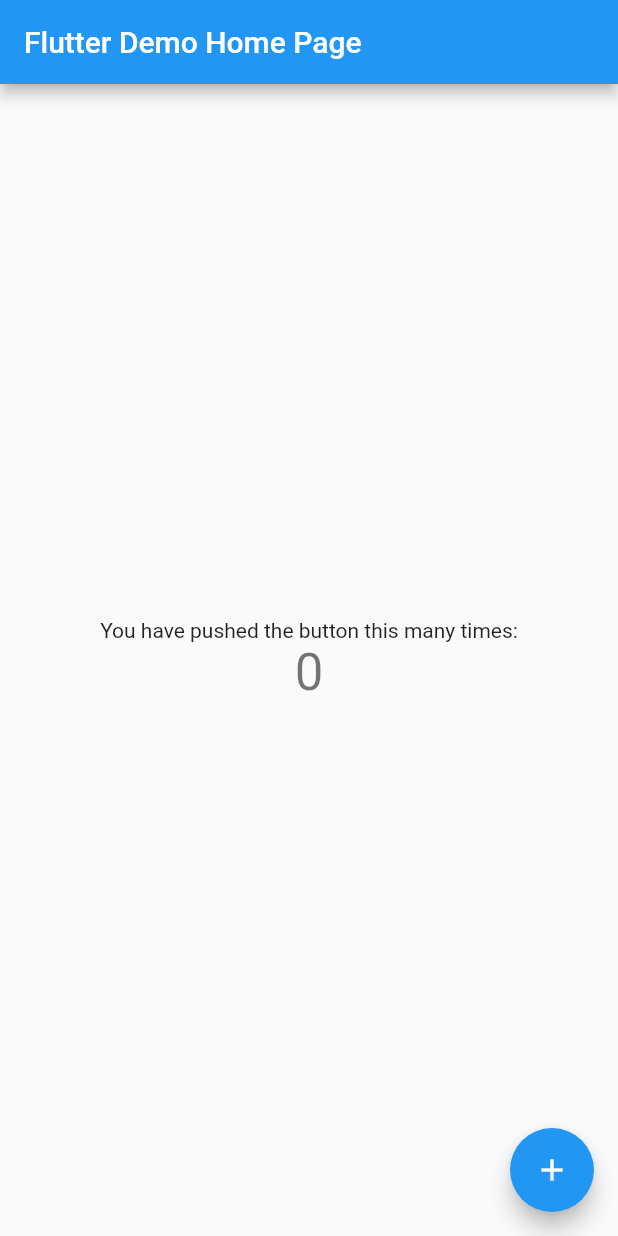
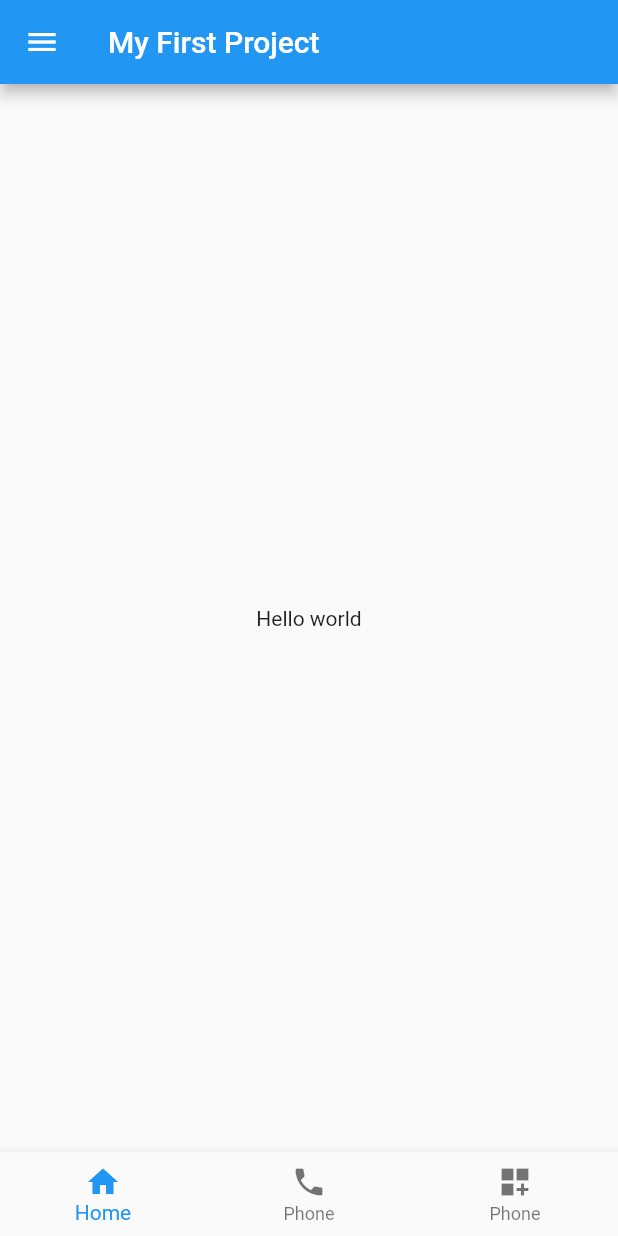
Before and after one commit to kritsanaraka/flutter_application_1, a Flutter app: the screen it shows after launch, on a phone screen of 412 x 824 dp. Run offline on Flutter 3.47's test engine with Material 2 defaults, Android fonts, the phone set to English and light mode, and no system bars.

Commit message:
แก้ main

```diff
--- a/lib/main.dart
+++ b/lib/main.dart
@@ -1,113 +1,31 @@
 import 'package:flutter/material.dart';
 
 void main() {
-  runApp(MyApp());
-}
-
-class MyApp extends StatelessWidget {
-  // This widget is the root of your application.
-  @override
-  Widget build(BuildContext context) {
-    return MaterialApp(
-      title: 'Flutter Demo',
-      theme: ThemeData(
-        // This is the theme of your application.
-        //
-        // Try running your application with "flutter run". You'll see the
-        // application has a blue toolbar. Then, without quitting the app, try
-        // changing the primarySwatch below to Colors.green and then invoke
-        // "hot reload" (press "r" in the console where you ran "flutter run",
-        // or simply save your changes to "hot reload" in a Flutter IDE).
-        // Notice that the counter didn't reset back to zero; the application
-        // is not restarted.
-        primarySwatch: Colors.blue,
-      ),
-      home: MyHomePage(title: 'Flutter Demo Home Page'),
-    );
-  }
-}
-
-class MyHomePage extends StatefulWidget {
-  MyHomePage({Key key, this.title}) : super(key: key);
-
-  // This widget is the home page of your application. It is stateful, meaning
-  // that it has a State object (defined below) that contains fields that affect
-  // how it looks.
-
-  // This class is the configuration for the state. It holds the values (in this
-  // case the title) provided by the parent (in this case the App widget) and
-  // used by the build method of the State. Fields in a Widget subclass are
-  // always marked "final".
-
-  final String title;
-
-  @override
-  _MyHomePageState createState() => _MyHomePageState();
-}
-
-class _MyHomePageState extends State<MyHomePage> {
-  int _counter = 0;
-
-  void _incrementCounter() {
-    setState(() {
-      // This call to setState tells the Flutter framework that something has
-      // changed in this State, which causes it to rerun the build method below
-      // so that the display can reflect the updated values. If we changed
-      // _counter without calling setState(), then the build method would not be
-      // called again, and so nothing would appear to happen.
-      _counter++;
-    });
-  }
-
-  @override
-  Widget build(BuildContext context) {
-    // This method is rerun every time setState is called, for instance as done
-    // by the _incrementCounter method above.
-    //
-    // The Flutter framework has been optimized to make rerunning build methods
-    // fast, so that you can just rebuild anything that needs updating rather
-    // than having to individually change instances of widgets.
-    return Scaffold(
+  runApp(MaterialApp(
+    home: Scaffold(
+      drawer: Drawer(),
       appBar: AppBar(
-        // Here we take the value from the MyHomePage object that was created by
-        // the App.build method, and use it to set our appbar title.
-        title: Text(widget.title),
+        title: Text("My First Project"),
       ),
       body: Center(
-        // Center is a layout widget. It takes a single child and positions it
-        // in the middle of the parent.
-        child: Column(
-          // Column is also a layout widget. It takes a list of children and
-          // arranges them vertically. By default, it sizes itself to fit its
-          // children horizontally, and tries to be as tall as its parent.
-          //
-          // Invoke "debug painting" (press "p" in the console, choose the
-          // "Toggle Debug Paint" action from the Flutter Inspector in Android
-          // Studio, or the "Toggle Debug Paint" command in Visual Studio Code)
-          // to see the wireframe for each widget.
-          //
-          // Column has various properties to control how it sizes itself and
-          // how it positions its children. Here we use mainAxisAlignment to
-          // center the children vertically; the main axis here is the vertical
-          // axis because Columns are vertical (the cross axis would be
-          // horizontal).
-          mainAxisAlignment: MainAxisAlignment.center,
-          children: <Widget>[
-            Text(
-              'You have pushed the button this many times:',
+        child: Text("Hello world"),
+      ),
+      bottomNavigationBar: BottomNavigationBar(
+        items: [
+          BottomNavigationBarItem(
+            icon: Icon(Icons.home),
+            label: "Home"
             ),
-            Text(
-              '$_counter',
-              style: Theme.of(context).textTheme.headline4,
+          BottomNavigationBarItem(
+            icon: Icon(Icons.phone),
+            label: "Phone"
             ),
-          ],
-        ),
+          BottomNavigationBarItem(
+            icon: Icon(Icons.dashboard_customize),
+            label: "Phone"
+            ),
+        ],
       ),
-      floatingActionButton: FloatingActionButton(
-        onPressed: _incrementCounter,
-        tooltip: 'Increment',
-        child: Icon(Icons.add),
-      ), // This trailing comma makes auto-formatting nicer for build methods.
-    );
-  }
+    ),
+  ));
 }
```
Also changed, not shown: 1 other file.
